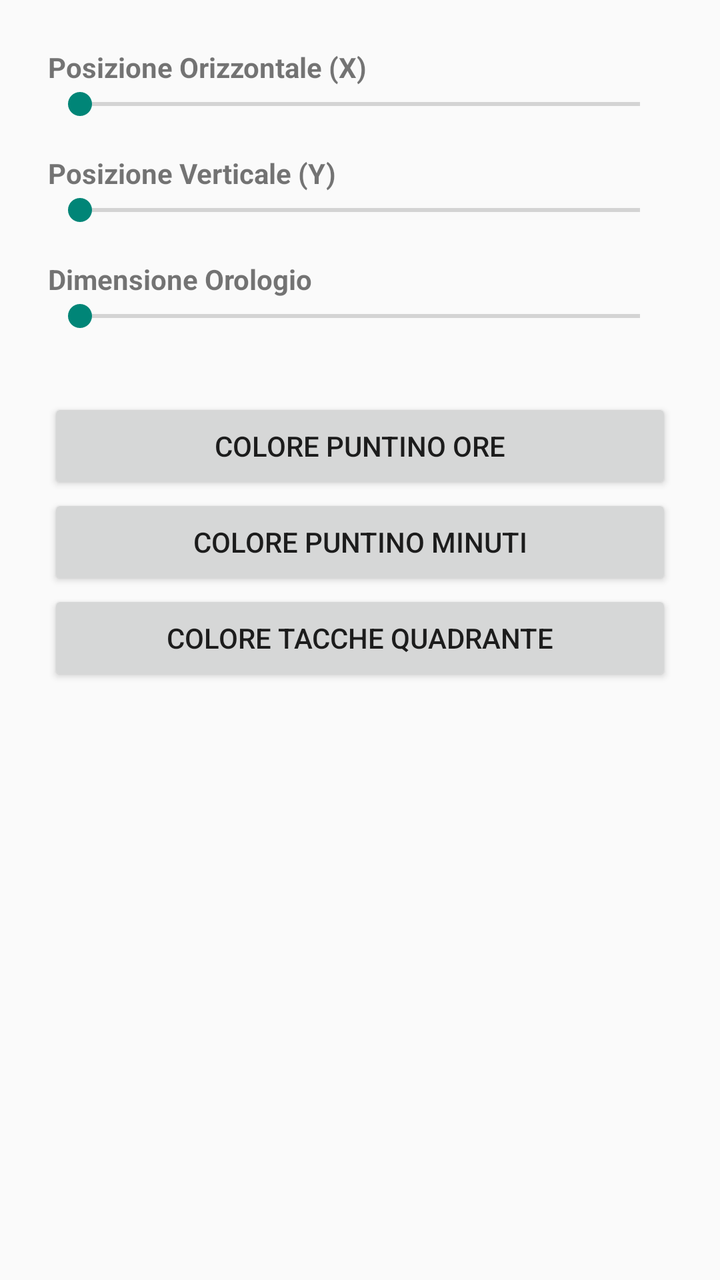
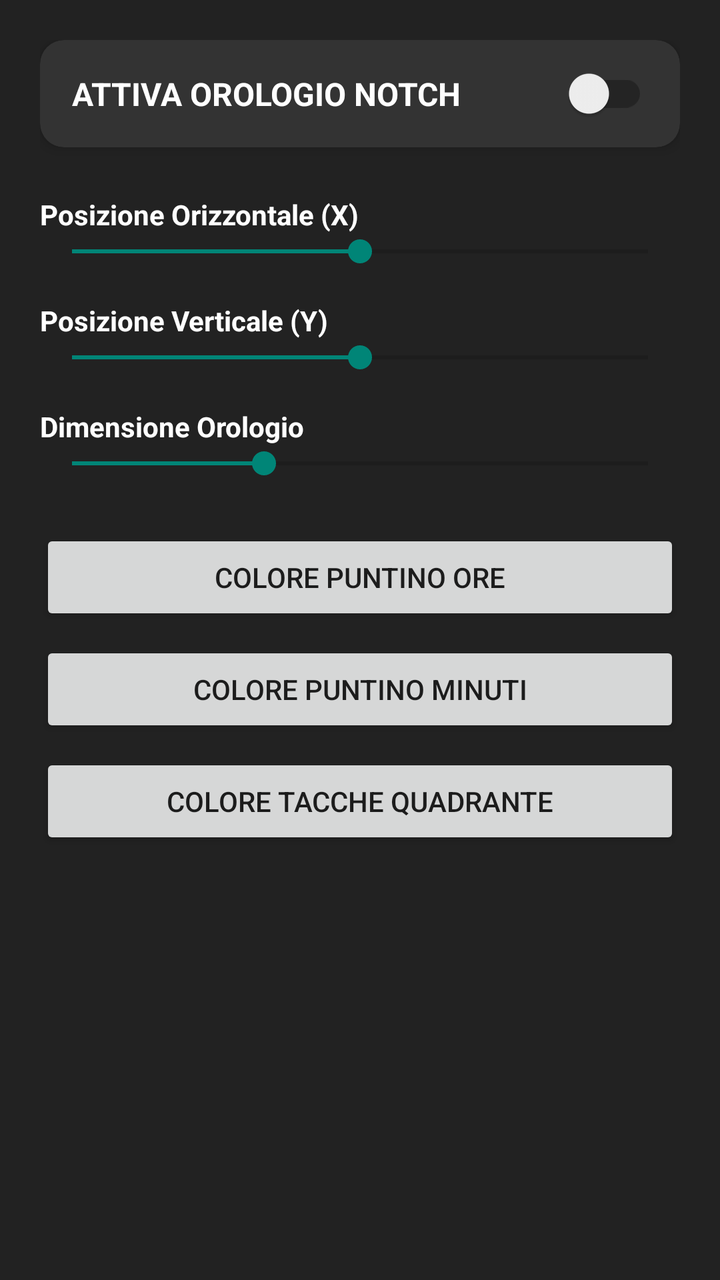

The first picture is an Android layout as it rendered before a commit; the second is the same layout after the commit. The layout source and the unified diff follow.
<!-- AndroidManifest.xml: application theme Theme.AppCompat.DayNight.DarkActionBar -->
<!-- res/layout/activity_main.xml -->
<?xml version="1.0" encoding="utf-8"?>
<LinearLayout xmlns:android="http://schemas.android.com/apk/res/android"
    android:layout_width="match_parent"
    android:layout_height="match_parent"
    android:orientation="vertical"
    android:padding="24dp">

    <TextView
        android:layout_width="match_parent"
        android:layout_height="wrap_content"
        android:text="Posizione Orizzontale (X)"
        android:textStyle="bold"/>
    <SeekBar android:id="@+id/seekX" android:layout_width="match_parent" android:layout_height="wrap_content" android:layout_marginBottom="16dp"/>

    <TextView
        android:layout_width="match_parent"
        android:layout_height="wrap_content"
        android:text="Posizione Verticale (Y)"
        android:textStyle="bold"/>
    <SeekBar android:id="@+id/seekY" android:layout_width="match_parent" android:layout_height="wrap_content" android:layout_marginBottom="16dp"/>

    <TextView
        android:layout_width="match_parent"
        android:layout_height="wrap_content"
        android:text="Dimensione Orologio"
        android:textStyle="bold"/>
    <SeekBar android:id="@+id/seekRadius" android:layout_width="match_parent" android:layout_height="wrap_content" android:layout_marginBottom="32dp"/>

    <Button android:id="@+id/btnColorHour" android:layout_width="match_parent" android:layout_height="wrap_content" android:text="Colore Puntino Ore" />
    <Button android:id="@+id/btnColorMin" android:layout_width="match_parent" android:layout_height="wrap_content" android:text="Colore Puntino Minuti" />
    <Button android:id="@+id/btnColorTicks" android:layout_width="match_parent" android:layout_height="wrap_content" android:text="Colore Tacche Quadrante" />

</LinearLayout>
<!-- resources referenced by this layout -->
<resources>

</resources>

<!-- the commit's change to res/layout/activity_main.xml (unified diff, before → after) -->
@@ -1,33 +1,111 @@
 <?xml version="1.0" encoding="utf-8"?>
-<LinearLayout xmlns:android="http://schemas.android.com/apk/res/android"
+<LinearLayout 
+    xmlns:android="http://schemas.android.com/apk/res/android"
+    xmlns:app="http://schemas.android.com/apk/res-auto"
     android:layout_width="match_parent"
     android:layout_height="match_parent"
     android:orientation="vertical"
-    android:padding="24dp">
+    android:padding="20dp"
+    android:background="#222222">
 
-    <TextView
+    
+    <androidx.cardview.widget.CardView
         android:layout_width="match_parent"
         android:layout_height="wrap_content"
-        android:text="Posizione Orizzontale (X)"
-        android:textStyle="bold"/>
-    <SeekBar android:id="@+id/seekX" android:layout_width="match_parent" android:layout_height="wrap_content" android:layout_marginBottom="16dp"/>
+        android:layout_marginBottom="24dp"
+        app:cardBackgroundColor="#333333"
+        app:cardCornerRadius="12dp"
+        app:cardElevation="4dp">
 
-    <TextView
+        <com.google.android.material.switchmaterial.SwitchMaterial
+            android:id="@+id/switchService"
+            android:layout_width="match_parent"
+            android:layout_height="wrap_content"
+            android:padding="16dp"
+            android:text="ATTIVA OROLOGIO NOTCH"
+            android:textColor="#FFFFFF"
+            android:textSize="16sp"
+            android:textStyle="bold" />
+    </androidx.cardview.widget.CardView>
+
+    <ScrollView
         android:layout_width="match_parent"
-        android:layout_height="wrap_content"
-        android:text="Posizione Verticale (Y)"
-        android:textStyle="bold"/>
-    <SeekBar android:id="@+id/seekY" android:layout_width="match_parent" android:layout_height="wrap_content" android:layout_marginBottom="16dp"/>
+        android:layout_height="match_parent">
 
-    <TextView
-        android:layout_width="match_parent"
-        android:layout_height="wrap_content"
-        android:text="Dimensione Orologio"
-        android:textStyle="bold"/>
-    <SeekBar android:id="@+id/seekRadius" android:layout_width="match_parent" android:layout_height="wrap_content" android:layout_marginBottom="32dp"/>
+        <LinearLayout
+            android:layout_width="match_parent"
+            android:layout_height="wrap_content"
+            android:orientation="vertical">
 
-    <Button android:id="@+id/btnColorHour" android:layout_width="match_parent" android:layout_height="wrap_content" android:text="Colore Puntino Ore" />
-    <Button android:id="@+id/btnColorMin" android:layout_width="match_parent" android:layout_height="wrap_content" android:text="Colore Puntino Minuti" />
-    <Button android:id="@+id/btnColorTicks" android:layout_width="match_parent" android:layout_height="wrap_content" android:text="Colore Tacche Quadrante" />
+            
+            <TextView
+                android:layout_width="wrap_content"
+                android:layout_height="wrap_content"
+                android:text="Posizione Orizzontale (X)"
+                android:textColor="#FFFFFF"
+                android:textStyle="bold" />
 
+            <SeekBar
+                android:id="@+id/seekX"
+                android:layout_width="match_parent"
+                android:layout_height="wrap_content"
+                android:layout_marginBottom="16dp"
+                android:max="200"
+                android:progress="100" />
+
+            
+            <TextView
+                android:layout_width="wrap_content"
+                android:layout_height="wrap_content"
+                android:text="Posizione Verticale (Y)"
+                android:textColor="#FFFFFF"
+                android:textStyle="bold" />
+
+            <SeekBar
+                android:id="@+id/seekY"
+                android:layout_width="match_parent"
+                android:layout_height="wrap_content"
+                android:layout_marginBottom="16dp"
+                android:max="200"
+                android:progress="100" />
+
+            
+            <TextView
+                android:layout_width="wrap_content"
+                android:layout_height="wrap_content"
+                android:text="Dimensione Orologio"
+                android:textColor="#FFFFFF"
+                android:textStyle="bold" />
+
+            <SeekBar
+                android:id="@+id/seekSize"
+                android:layout_width="match_parent"
+                android:layout_height="wrap_content"
+                android:layout_marginBottom="24dp"
+                android:max="300"
+                android:progress="100" />
+
+            
+            <Button
+                android:id="@+id/btnColorHour"
+                android:layout_width="match_parent"
+                android:layout_height="wrap_content"
+                android:layout_marginBottom="8dp"
+                android:text="COLORE PUNTINO ORE" />
+
+            <Button
+                android:id="@+id/btnColorMinute"
+                android:layout_width="match_parent"
+                android:layout_height="wrap_content"
+                android:layout_marginBottom="8dp"
+                android:text="COLORE PUNTINO MINUTI" />
+
+            <Button
+                android:id="@+id/btnColorTicks"
+                android:layout_width="match_parent"
+                android:layout_height="wrap_content"
+                android:text="COLORE TACCHE QUADRANTE" />
+
+        </LinearLayout>
+    </ScrollView>
 </LinearLayout>
